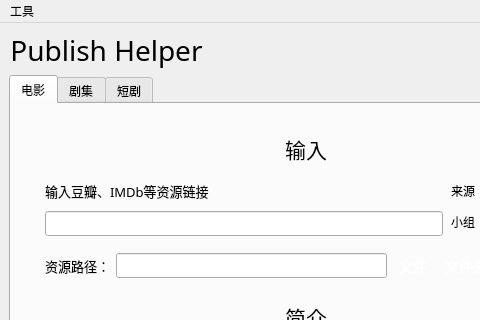
publish-helper/publish-helper, file ph-bjd/ui/mainwindow.ui: the form before one commit; both pictures show x 0 to 480 and y 0 to 320 of the 1170 by 896 pixel window.
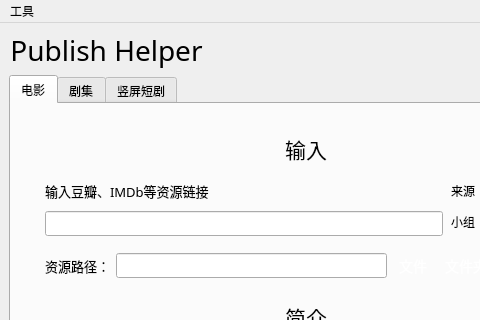
The form after the commit. The open tabs and pages were chosen to show the change.

Commit message: 重构了短剧命名的代码。

```diff
--- a/ph-bjd/ui/mainwindow.ui
+++ b/ph-bjd/ui/mainwindow.ui
@@ -1877,7 +1877,7 @@
     </widget>
     <widget class="QWidget" name="tab_3">
      <attribute name="title">
-      <string>短剧</string>
+      <string>竖屏短剧</string>
      </attribute>
      <layout class="QVBoxLayout" name="verticalLayout_21">
       <item>
```
Left out of the diff: 2 changed lines with no effect on the pictures. The commit also changes 1 other file.
